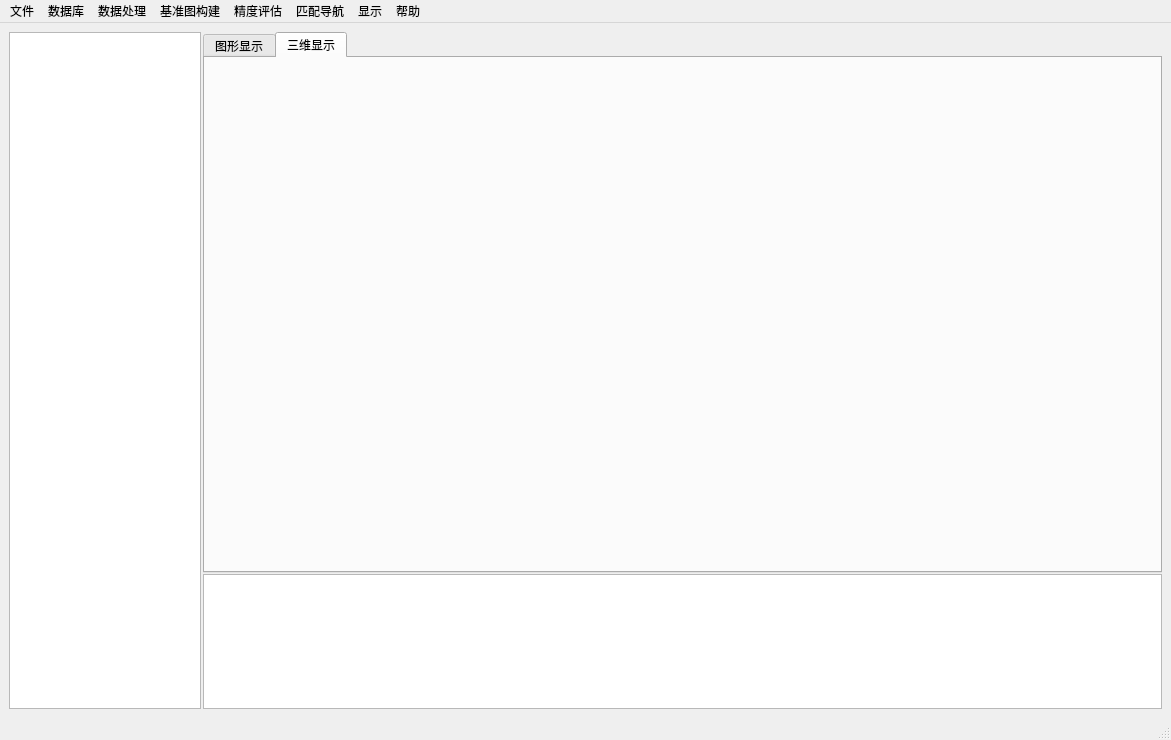
The window that mainwindow.ui (WHUWizardWang/whumag) describes before a commit, drawn with Qt 5.
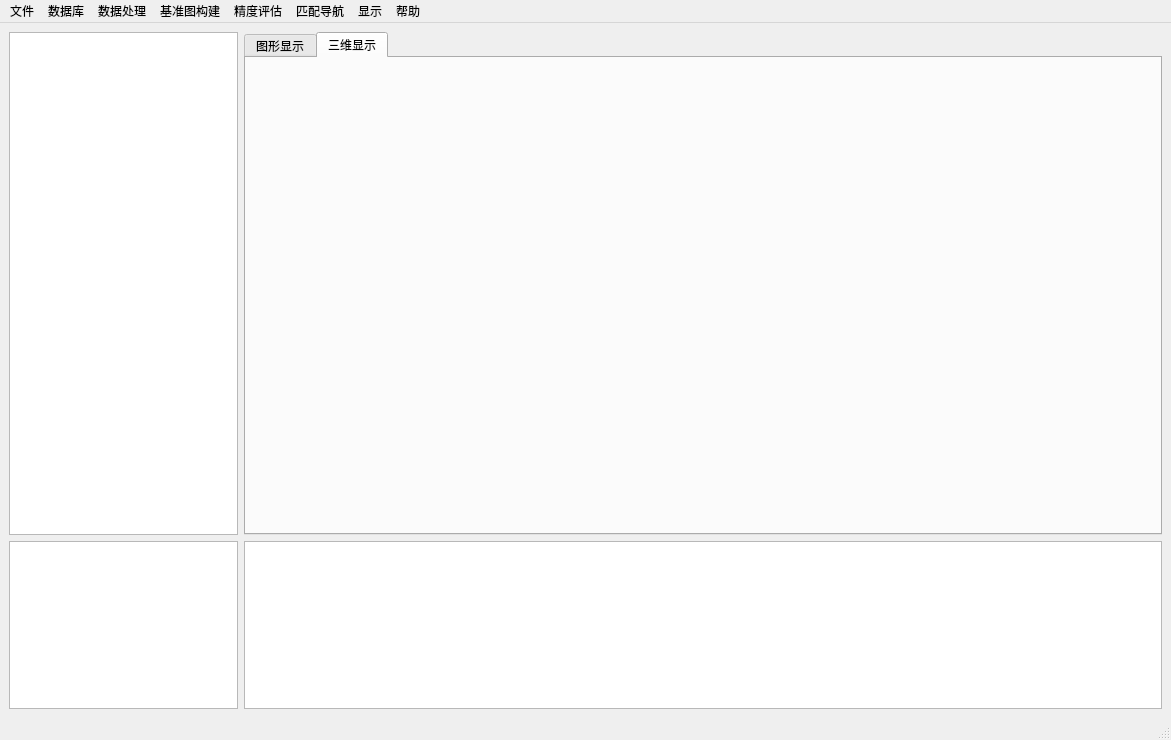
The same window after the commit. The open tabs and pages were chosen to show the change. Icons and pictures are not drawn. Custom widgets are drawn as their Qt base class.

The edit to the form file:
```diff
--- a/mainwindow.ui
+++ b/mainwindow.ui
@@ -14,30 +14,8 @@
    <string>基于稀疏磁测数据地磁基准图高效构建软件</string>
   </property>
   <widget class="QWidget" name="centralwidget">
-   <layout class="QVBoxLayout" name="verticalLayout_2">
-    <item>
-     <layout class="QHBoxLayout" name="horizontalLayout" stretch="1,5">
-      <property name="spacing">
-       <number>2</number>
-      </property>
-      <item>
-       <widget class="QTreeWidget" name="treeWidget">
-        <attribute name="headerVisible">
-         <bool>false</bool>
-        </attribute>
-        <column>
-         <property name="text">
-          <string notr="true">1</string>
-         </property>
-        </column>
-       </widget>
-      </item>
-      <item>
-       <layout class="QVBoxLayout" name="verticalLayout" stretch="4,1">
-        <property name="spacing">
-         <number>1</number>
-        </property>
-        <item>
+   <layout class="QGridLayout" name="gridLayout" rowstretch="3,1" columnstretch="1,4">
+    <item row="0" column="1">
          <widget class="QTabWidget" name="tabWidget">
           <property name="currentIndex">
            <number>0</number>
@@ -105,14 +83,25 @@
           </widget>
          </widget>
         </item>
-        <item>
+    <item row="0" column="0">
+     <widget class="QTreeWidget" name="treeWidget">
+      <attribute name="headerVisible">
+       <bool>false</bool>
+      </attribute>
+      <column>
+       <property name="text">
+        <string notr="true">1</string>
+       </property>
+      </column>
+     </widget>
+    </item>
+    <item row="1" column="0">
+     <widget class="QListWidget" name="taskListWidget"/>
+    </item>
+    <item row="1" column="1">
          <widget class="QTextBrowser" name="textBrowser"/>
         </item>
        </layout>
-      </item>
-     </layout>
-    </item>
-   </layout>
   </widget>
   <widget class="QMenuBar" name="menubar">
    <property name="geometry">
```
Left out of the diff: 14 changed lines with no effect on the pictures. Lines whose indentation alone changed are shown as unchanged.
